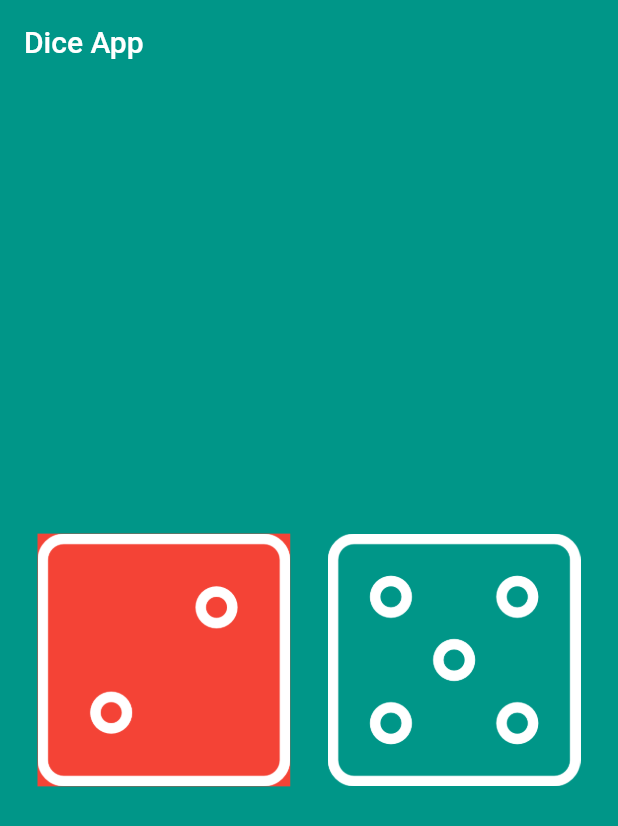
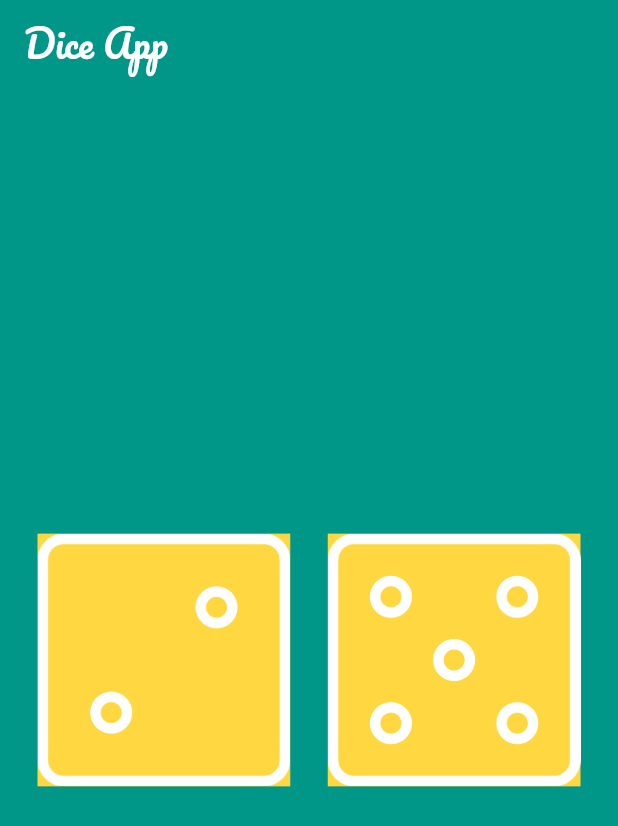
Before and after one commit to JanibekJali/Kurs-7---dice_application, a Flutter app: the screen it shows after launch, on a phone screen of 412 x 824 dp. Shown: the top 826 px of the screen. Run offline on Flutter 3.47's test engine with Material 2 defaults, Android fonts, the phone set to English and light mode, and no system bars; our stand-ins replace google_fonts.

Commit message:
all done

```diff
--- /dev/null
+++ b/lib/app_constants/text_styles/app_text_style.dart
@@ -0,0 +1,6 @@
+import 'package:flutter/material.dart';
+import 'package:google_fonts/google_fonts.dart';
+
+class AppTextStyle {
+  static TextStyle appBarStyle = GoogleFonts.pacifico(fontSize: 25.0);
+}
--- /dev/null
+++ b/lib/data/repositories/math_repos.dart
@@ -0,0 +1,7 @@
+import 'package:dice_application/data/services/math_service.dart';
+
+class MathRepos {
+  static int getRandomNumber() {
+    return MathService.getRandomNumber();
+  }
+}
--- /dev/null
+++ b/lib/data/services/math_service.dart
@@ -0,0 +1,7 @@
+import 'dart:math';
+
+class MathService {
+  static int getRandomNumber() {
+    return Random().nextInt(6) + 1;
+  }
+}
--- a/lib/main.dart
+++ b/lib/main.dart
@@ -1,6 +1,4 @@
-import 'dart:developer' as console;
-import 'dart:math';
-
+import 'package:dice_application/pages/dice_page.dart';
 import 'package:flutter/material.dart';
 
 void main() => runApp(const DiceApp());
@@ -12,100 +10,7 @@ class DiceApp extends StatelessWidget {
   Widget build(BuildContext context) {
     return const MaterialApp(
       debugShowCheckedModeBanner: false,
-      home: MyWidget(),
-      // home: Misalpage(),
+      home: DicePage(),
     );
   }
 }
-
-class MyWidget extends StatefulWidget {
-  const MyWidget({Key key}) : super(key: key);
-
-  @override
-  State<MyWidget> createState() => _MyWidgetState();
-}
-
-Random random = Random();
-
-class _MyWidgetState extends State<MyWidget> {
-  int solJak = 2;
-  int onJak = 5;
-  void ozgort() {
-    setState(() {
-      solJak = random.nextInt(6) + 1; // 0 +1 = 1
-      onJak = random.nextInt(5) + 1;
-    });
-    // 0 + 1 = 1  // 1
-    // 1 + 1 = 2  // 2
-    // 2 + 1 = 3  // 3
-    // 3 + 1 = 4  // 4
-    // 4 + 1 = 5  // 5
-    // 5 + 1 = 6  // 6
-  }
-
-  @override
-  Widget build(BuildContext context) {
-    return Scaffold(
-      backgroundColor: Colors.teal,
-      appBar: AppBar(
-        elevation: 0.0,
-        backgroundColor: Colors.teal,
-        title: const Text('Dice App'),
-      ),
-      body: Center(
-        child: Padding(
-          padding: const EdgeInsets.symmetric(
-            horizontal: 25.0,
-          ),
-          child: Row(children: [
-            //// Variant 1 kaalagandai kilip ozgortup alsak bolot jana en onoi jolu
-            // Expanded(
-            //   child: GestureDetector(
-            //     onTap: () {
-            //       // print('SolJak basildy ===> $solJak');
-            //       log('SolJak basildy ===> $solJak');
-            //     },
-            //     child: Image.asset('assets/images/dice$solJak.png'),
-            //   ),
-            // ),
-            // const SizedBox(
-            //   width: 25.0,
-            // ),
-            // Expanded(
-            //   child: GestureDetector(
-            //     onTap: () => log('onJak ===> $onJak '),
-            //     child: Image.asset('assets/images/dice$onJak.png'),
-            //   ),
-            // ),
-
-            //// variant 2
-            Expanded(
-              child: InkWell(
-                onTap: ozgort,
-                child: Container(
-                  color: Colors.red,
-                  child: Image.asset(
-                    'assets/images/dice$solJak.png',
-                    color: Colors.white,
-                  ),
-                ),
-              ),
-            ),
-            const SizedBox(
-              width: 25.0,
-            ),
-            Expanded(
-              child: InkWell(
-                onTap: ozgort,
-                child: Image.asset(
-                  'assets/images/dice$onJak.png',
-                  color: Colors.white,
-                ),
-              ),
-            ),
-          ]),
-        ),
-      ),
-    );
-  }
-}
--- /dev/null
+++ b/lib/pages/dice_page.dart
@@ -0,0 +1,42 @@
+import 'package:dice_application/data/repositories/math_repos.dart';
+import 'package:dice_application/widgets/dice_content_widget.dart';
+import 'package:flutter/material.dart';
+
+import '../widgets/app_bar_widget.dart';
+
+class DicePage extends StatefulWidget {
+  const DicePage({Key key}) : super(key: key);
+
+  @override
+  State<DicePage> createState() => _DicePageState();
+}
+
+class _DicePageState extends State<DicePage> {
+  int _leftNumber = 2;
+  int _rightNumber = 5;
+  @override
+  Widget build(BuildContext context) {
+    return Scaffold(
+      backgroundColor: Colors.teal,
+      appBar: const AppBarWidget(),
+      body: DiceContentWidget(
+        onTap: changeRandomNumber,
+        leftNumber: _leftNumber,
+        rightNumber: _rightNumber,
+      ),
+    );
+  }
+
+  void changeRandomNumber() {
+    setState(() {
+      _leftNumber = MathRepos.getRandomNumber();
+      _rightNumber = MathRepos.getRandomNumber();
+    });
+  }
+}
+// Business logic   --> methods, functions
+// OOP - Object Oriented Programming -  abstraction, private
+// Design pattern - architecture
+// MVC - Model View Controller
+// MVVM - Model View View Model
+// State Management -
--- /dev/null
+++ b/lib/widgets/app_bar_widget.dart
@@ -0,0 +1,20 @@
+import 'package:flutter/material.dart';
+
+import '../app_constants/text_styles/app_text_style.dart';
+
+class AppBarWidget extends StatelessWidget implements PreferredSizeWidget {
+  const AppBarWidget({Key key}) : super(key: key);
+  @override
+  Size get preferredSize => const Size.fromHeight(kToolbarHeight);
+  @override
+  Widget build(BuildContext context) {
+    return AppBar(
+      elevation: 0.0,
+      backgroundColor: Colors.teal,
+      title: Text(
+        'Dice App',
+        style: AppTextStyle.appBarStyle,
+      ),
+    );
+  }
+}
```
Also changed, not shown: pubspec.yaml (+6 -5 lines), pubspec.lock, 10 other files.
